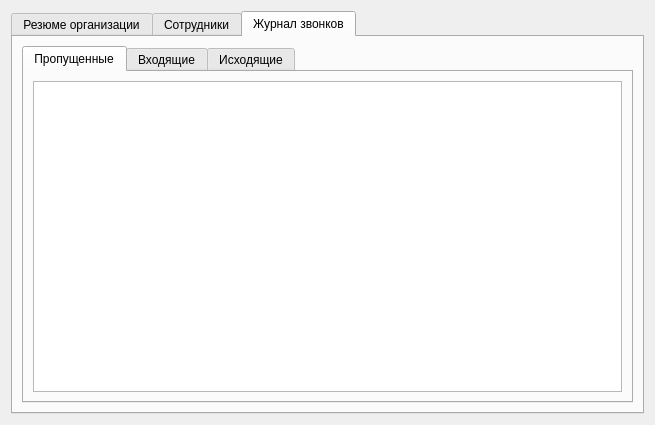
okostynchuk/Outcall, file ViewOrgContactDialog.ui: the form before one commit.
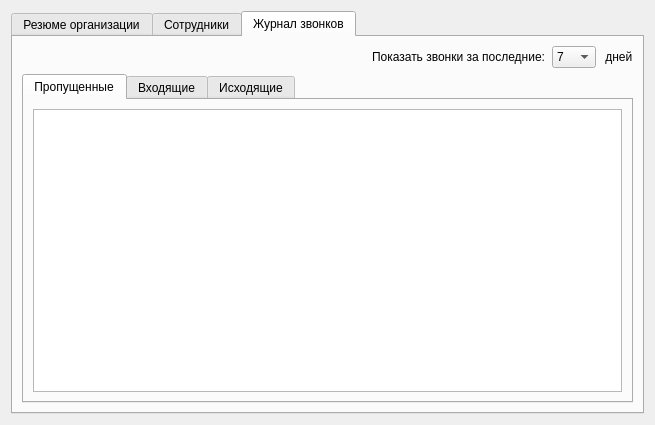
The form after the commit. The open tabs and pages were chosen to show the change. Icons and pictures are not drawn.

```diff
--- a/ViewOrgContactDialog.ui
+++ b/ViewOrgContactDialog.ui
@@ -17,7 +17,7 @@
    <iconset resource="images.qrc">
     <normaloff>:/images/outcall-logo.png</normaloff>:/images/outcall-logo.png</iconset>
   </property>
-  <layout class="QGridLayout" name="gridLayout_11">
+  <layout class="QGridLayout" name="gridLayout_13">
    <item row="0" column="0">
     <widget class="QTabWidget" name="tabWidget">
      <property name="maximumSize">
@@ -547,7 +547,7 @@
        <string>Журнал звонков</string>
       </attribute>
       <layout class="QGridLayout" name="gridLayout_5">
-       <item row="0" column="0">
+       <item row="1" column="0">
         <widget class="QTabWidget" name="tabWidget_3">
          <property name="currentIndex">
           <number>0</number>
@@ -596,6 +596,56 @@
          </widget>
         </widget>
        </item>
+       <item row="0" column="0">
+        <layout class="QGridLayout" name="gridLayout_11">
+         <item row="0" column="3">
+          <widget class="QLabel" name="label_14">
+           <property name="text">
+            <string> дней</string>
+           </property>
+          </widget>
+         </item>
+         <item row="0" column="1">
+          <widget class="QLabel" name="label_13">
+           <property name="text">
+            <string>Показать звонки за последние:</string>
+           </property>
+          </widget>
+         </item>
+         <item row="0" column="2">
+          <widget class="QComboBox" name="comboBox_2">
+           <item>
+            <property name="text">
+             <string>7</string>
+            </property>
+           </item>
+           <item>
+            <property name="text">
+             <string>14</string>
+            </property>
+           </item>
+           <item>
+            <property name="text">
+             <string>30</string>
+            </property>
+           </item>
+          </widget>
+         </item>
+         <item row="0" column="0">
+          <spacer name="horizontalSpacer_3">
+           <property name="orientation">
+            <enum>Qt::Horizontal</enum>
+           </property>
+           <property name="sizeHint" stdset="0">
+            <size>
+             <width>40</width>
+             <height>20</height>
+            </size>
+           </property>
+          </spacer>
+         </item>
+        </layout>
+       </item>
       </layout>
      </widget>
     </widget>
```
